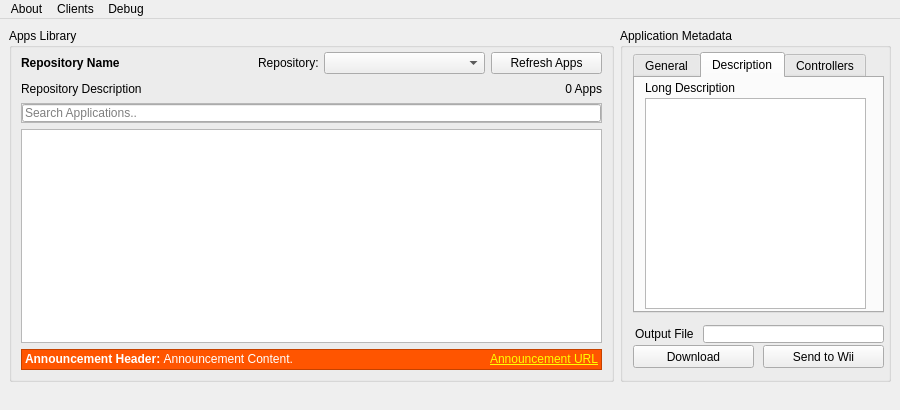
First picture: the form in gui/united.ui, repository dhtdht020/osc-dl, before the edit.
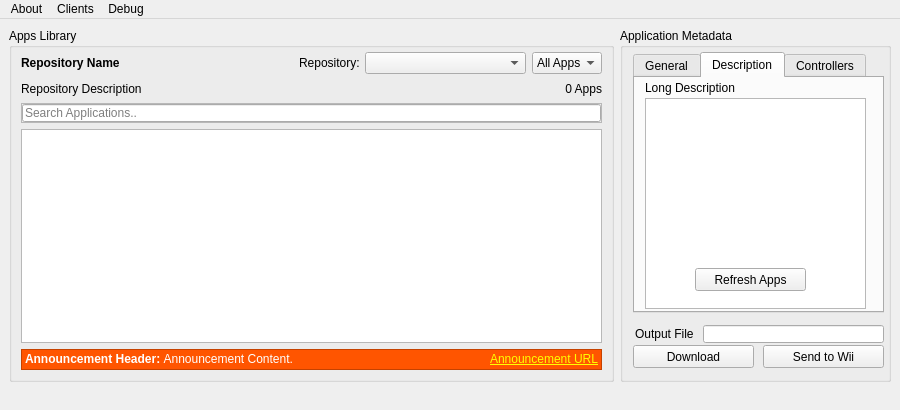
Second picture: the form after the edit. The open tabs and pages were chosen to show the change.

```diff
--- a/gui/united.ui
+++ b/gui/united.ui
@@ -172,25 +172,49 @@
                  </widget>
                 </item>
                 <item>
-                 <widget class="QPushButton" name="RefreshListBtn">
-                  <property name="enabled">
-                   <bool>true</bool>
-                  </property>
+                 <widget class="QComboBox" name="ReposComboBox_2">
                   <property name="minimumSize">
                    <size>
-                    <width>111</width>
-                    <height>0</height>
+                    <width>70</width>
+                    <height>21</height>
                    </size>
                   </property>
                   <property name="maximumSize">
                    <size>
-                    <width>111</width>
+                    <width>70</width>
                     <height>16777215</height>
                    </size>
                   </property>
-                  <property name="text">
-                   <string>Refresh Apps</string>
-                  </property>
+                  <item>
+                   <property name="text">
+                    <string>All Apps</string>
+                   </property>
+                  </item>
+                  <item>
+                   <property name="text">
+                    <string>Utilties</string>
+                   </property>
+                  </item>
+                  <item>
+                   <property name="text">
+                    <string>Emulators</string>
+                   </property>
+                  </item>
+                  <item>
+                   <property name="text">
+                    <string>Games</string>
+                   </property>
+                  </item>
+                  <item>
+                   <property name="text">
+                    <string>Media</string>
+                   </property>
+                  </item>
+                  <item>
+                   <property name="text">
+                    <string>Demos</string>
+                   </property>
+                  </item>
                  </widget>
                 </item>
                </layout>
@@ -704,6 +728,34 @@
              <string>Long Description</string>
             </property>
            </widget>
+           <widget class="QPushButton" name="RefreshListBtn">
+            <property name="enabled">
+             <bool>true</bool>
+            </property>
+            <property name="geometry">
+             <rect>
+              <x>60</x>
+              <y>190</y>
+              <width>111</width>
+              <height>23</height>
+             </rect>
+            </property>
+            <property name="minimumSize">
+             <size>
+              <width>111</width>
+              <height>0</height>
+             </size>
+            </property>
+            <property name="maximumSize">
+             <size>
+              <width>111</width>
+              <height>16777215</height>
+             </size>
+            </property>
+            <property name="text">
+             <string>Refresh Apps</string>
+            </property>
+           </widget>
           </widget>
           <widget class="QWidget" name="RawTab">
            <attribute name="title">
```
